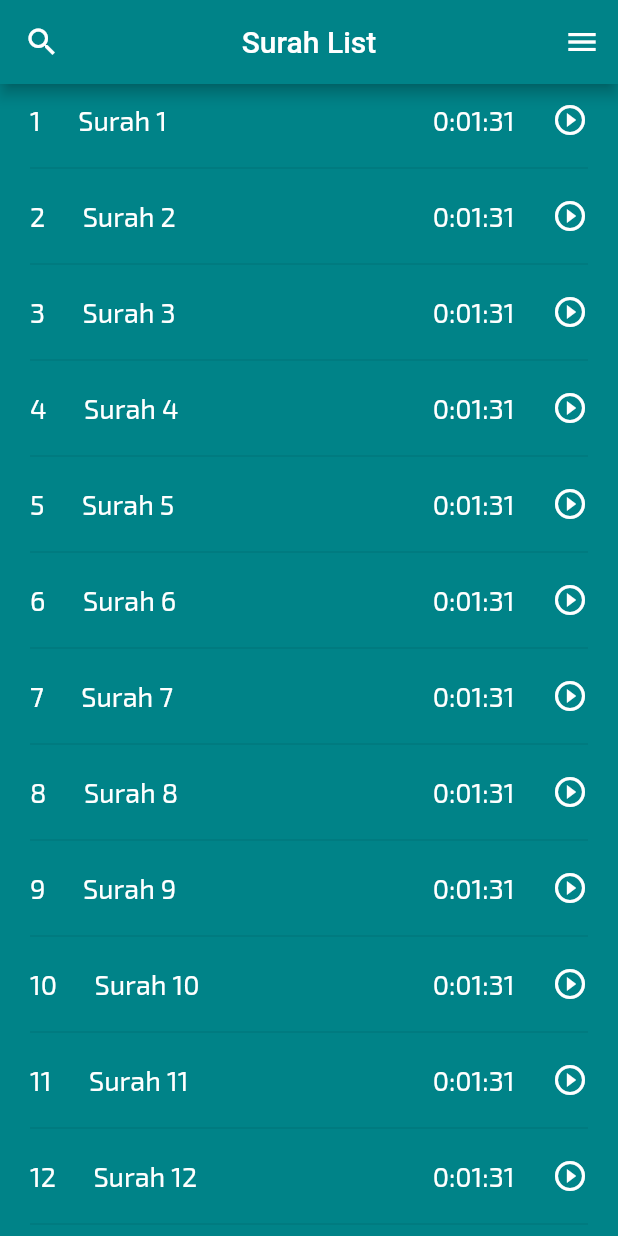
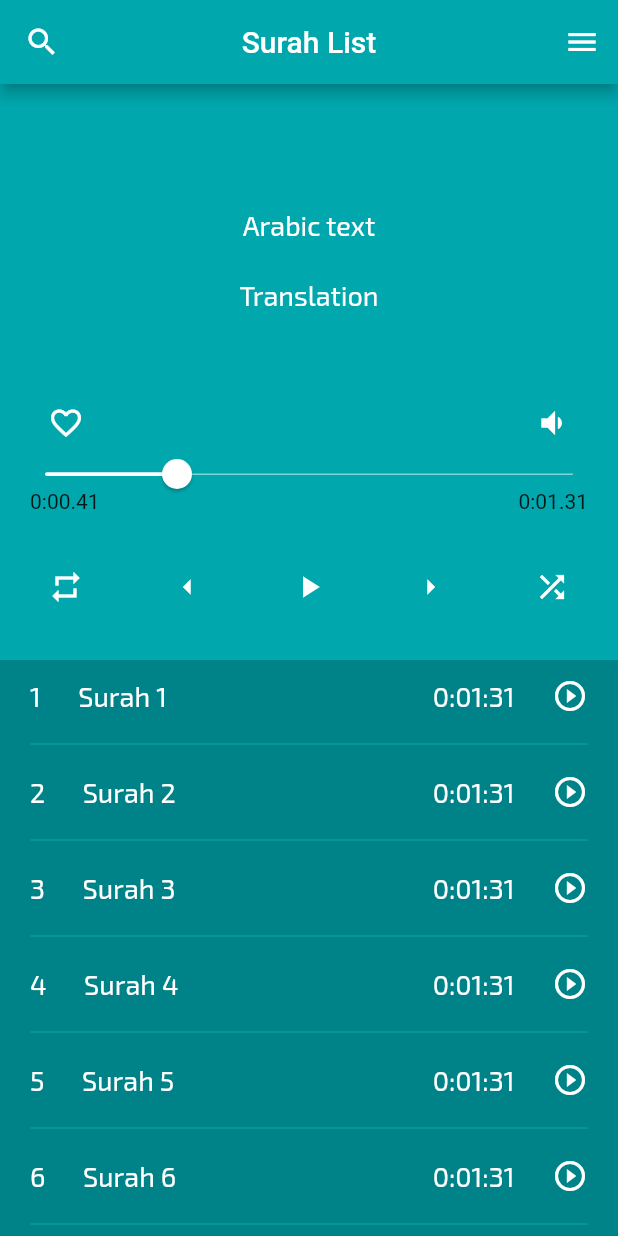
Before and after one commit to monirhelalee/Rakhsaani, a Flutter app: the SurahListScreen screen opened directly, on a phone screen of 412 x 824 dp. Run offline on Flutter 3.47's test engine with Material 2 defaults, Android fonts, the phone set to English and light mode, and no system bars; our stand-ins replace google_fonts, logger.

Commit message:
audio player initial design

```diff
--- a/lib/core/utils/colors.dart
+++ b/lib/core/utils/colors.dart
@@ -1,6 +1,7 @@
 import 'package:flutter/material.dart';
 
-const primaryColor = Color(0xff008388);
+const primaryColor = Color(0xff00A8AE);
+const kScaffoldBgColor = Color(0xff008388);
 const lightGreyColor = Color(0x0ff55555);
 const primaryBlackColor = Color(0xff1c1e1f);
 const greyColor = Color(0xff808080);
@@ -10,7 +11,7 @@ const yellowColor = Color(0xffFFF509);
 const whiteColor = Colors.white;
 const blackColor = Colors.black;
 const MaterialColor primarySwatchColor = MaterialColor(
-  0xff008388,
+  0xff00A8AE,
   <int, Color>{
     50: primaryColor,
     100: primaryColor,
--- a/lib/features/surah_list/view/surah_list_screen.dart
+++ b/lib/features/surah_list/view/surah_list_screen.dart
@@ -1,17 +1,20 @@
 import 'package:flutter/material.dart';
+import 'package:provider/provider.dart';
 import '../../../core/utils/utils_exports.dart';
+import '../view_model/surah_list_view_model.dart';
 import 'widgets/menu.dart';
+import 'widgets/player_section.dart';
 import 'widgets/search_surah.dart';
-import 'widgets/separator.dart';
-import 'widgets/surah_tile.dart';
+import 'widgets/surah_list_view.dart';
 
 class SurahListScreen extends StatelessWidget {
   const SurahListScreen({super.key});
 
   @override
   Widget build(BuildContext context) {
+    final vm = context.watch<SurahListViewModel>();
     return Scaffold(
-    backgroundColor: primaryColor,
+      backgroundColor: kScaffoldBgColor,
       appBar: AppBar(
         centerTitle: true,
         title: const Text('Surah List'),
@@ -21,17 +24,16 @@ class SurahListScreen extends StatelessWidget {
           Menu(),
         ],
       ),
-      body: ListView.separated(
-        itemCount: 114,
-        itemBuilder: (context, index) {
-          return SurahTile(
-            index: index,
-          );
-        },
-        separatorBuilder: (context, index) {
-          return const Separator();
-        },
-      ),
+      body: vm.isPlayerExpanded
+          ? Column(
+              children: const [
+                Expanded(
+                  child: PlayerSection(),
+                ),
+                Expanded(child: SurahListView()),
+              ],
+            )
+          : const SurahListView(),
     );
   }
 }
--- /dev/null
+++ b/lib/features/surah_list/view/widgets/player_section.dart
@@ -0,0 +1,124 @@
+import 'package:flutter/material.dart';
+
+import '../../../../core/utils/colors.dart';
+import '../../../../core/utils/styles.dart';
+
+class PlayerSection extends StatelessWidget {
+  const PlayerSection({
+    Key? key,
+  }) : super(key: key);
+
+  @override
+  Widget build(BuildContext context) {
+    return Container(
+      padding: const EdgeInsets.symmetric(horizontal: 20),
+      width: double.infinity,
+      decoration: const BoxDecoration(
+        color: primaryColor,
+      ),
+      child: Column(
+        mainAxisAlignment: MainAxisAlignment.end,
+        children: [
+          Text(
+            'Arabic text',
+            style: AppTextStyles.kTileTitle,
+          ),
+          const SizedBox(
+            height: 25,
+          ),
+          Text(
+            'Translation',
+            style: AppTextStyles.kTileTitle,
+          ),
+          const SizedBox(
+            height: 50,
+          ),
+          Row(
+            mainAxisAlignment: MainAxisAlignment.spaceBetween,
+            children: [
+              IconButton(
+                onPressed: () {},
+                icon: const Icon(
+                  Icons.favorite_border,
+                  color: Colors.white,
+                ),
+              ),
+              IconButton(
+                onPressed: () {},
+                icon: const Icon(
+                  Icons.volume_down,
+                  color: Colors.white,
+                ),
+              ),
+            ],
+          ),
+          SliderTheme(
+            data: SliderThemeData(
+                trackHeight: .5, overlayShape: SliderComponentShape.noOverlay),
+            child: Slider(
+              activeColor: Colors.white,
+              inactiveColor: Colors.white,
+              min: 0,
+              max: 100,
+              onChanged: (double value) {},
+              value: 25,
+            ),
+          ),
+          Row(
+            mainAxisAlignment: MainAxisAlignment.spaceBetween,
+            children: const [
+              Text('0:00.41'),
+              Text('0:01.31'),
+            ],
+          ),
+          const SizedBox(
+            height: 25,
+          ),
+          Row(
+            mainAxisAlignment: MainAxisAlignment.spaceBetween,
+            children: [
+              IconButton(
+                onPressed: () {},
+                icon: const Icon(
+                  Icons.repeat,
+                  color: Colors.white,
+                ),
+              ),
+              IconButton(
+                onPressed: () {},
+                icon: const Icon(
+                  Icons.arrow_left,
+                  color: Colors.white,
+                ),
+              ),
+              IconButton(
+                onPressed: () {},
+                icon: const Icon(
+                  Icons.play_arrow,
+                  color: Colors.white,
+                ),
+              ),
+              IconButton(
+                onPressed: () {},
+                icon: const Icon(
+                  Icons.arrow_right,
+                  color: Colors.white,
+                ),
+              ),
+              IconButton(
+                onPressed: () {},
+                icon: const Icon(
+                  Icons.shuffle,
+                  color: Colors.white,
+                ),
+              ),
+            ],
+          ),
+          const SizedBox(
+            height: 25,
+          ),
+        ],
+      ),
+    );
+  }
+}
--- a/lib/features/surah_list/view/widgets/separator.dart
+++ b/lib/features/surah_list/view/widgets/separator.dart
@@ -1,4 +1,5 @@
 import 'package:flutter/material.dart';
+import '../../../../core/utils/colors.dart';
 
 class Separator extends StatelessWidget {
   const Separator({
@@ -9,7 +10,7 @@ class Separator extends StatelessWidget {
   Widget build(BuildContext context) {
     return const Padding(
       padding: EdgeInsets.symmetric(horizontal: 20.0),
-      child: Divider(),
+      child: Divider(color: primaryColor,),
     );
   }
 }
--- /dev/null
+++ b/lib/features/surah_list/view/widgets/surah_list_view.dart
@@ -0,0 +1,24 @@
+import 'package:flutter/material.dart';
+import 'separator.dart';
+import 'surah_tile.dart';
+
+class SurahListView extends StatelessWidget {
+  const SurahListView({
+    Key? key,
+  }) : super(key: key);
+
+  @override
+  Widget build(BuildContext context) {
+    return ListView.separated(
+      itemCount: 114,
+      itemBuilder: (context, index) {
+        return SurahTile(
+          index: index,
+        );
+      },
+      separatorBuilder: (context, index) {
+        return const Separator();
+      },
+    );
+  }
+}
--- a/lib/features/surah_list/view/widgets/surah_tile.dart
+++ b/lib/features/surah_list/view/widgets/surah_tile.dart
@@ -1,5 +1,8 @@
 import 'package:flutter/material.dart';
+import 'package:provider/provider.dart';
 import 'package:rakhsaani/core/utils/styles.dart';
+
+import '../../view_model/surah_list_view_model.dart';
 
 class SurahTile extends StatelessWidget {
   const SurahTile({
@@ -10,7 +13,11 @@ class SurahTile extends StatelessWidget {
 
   @override
   Widget build(BuildContext context) {
-    return Container(
+    return GestureDetector(
+      onTap: (){
+        context.read<SurahListViewModel>().playSurah();
+      },
+      child: Container(
         padding: const EdgeInsets.symmetric(vertical: 12, horizontal: 20),
         child: Row(
           children: [
@@ -35,6 +42,7 @@ class SurahTile extends StatelessWidget {
             ),
           ],
         ),
+      ),
     );
   }
 }
--- /dev/null
+++ b/lib/features/surah_list/view_model/surah_list_view_model.dart
@@ -0,0 +1,10 @@
+import 'package:flutter/cupertino.dart';
+
+class SurahListViewModel with ChangeNotifier{
+  bool isPlayerExpanded = true;
+
+  void playSurah(){
+    isPlayerExpanded = true;
+    notifyListeners();
+  }
+}
--- a/lib/main.dart
+++ b/lib/main.dart
@@ -1,13 +1,19 @@
 import 'package:flutter/material.dart';
 import 'package:flutter/services.dart';
 import 'package:provider/provider.dart';
-import 'package:rakhsaani/core/utils/colors.dart';
-import 'package:rakhsaani/features/language/view/language_select_screen.dart';
-import 'package:rakhsaani/features/language/view_model/language_view_model.dart';
+import 'core/utils/colors.dart';
+import 'features/language/view/language_select_screen.dart';
+import 'features/language/view_model/language_view_model.dart';
+import 'features/surah_list/view_model/surah_list_view_model.dart';
 
 void main() {
   WidgetsFlutterBinding.ensureInitialized();
+  // Orientation
   SystemChrome.setPreferredOrientations([DeviceOrientation.portraitUp]);
+  // Transparent Status Bar
+  SystemChrome.setSystemUIOverlayStyle(const SystemUiOverlayStyle(
+    statusBarColor: Colors.transparent,
+  ));
   runApp(const MyApp());
 }
 
@@ -20,6 +26,9 @@ class MyApp extends StatelessWidget {
       providers: [
         ChangeNotifierProvider<LanguageViewModel>(
           create: (context) => LanguageViewModel(),
+        ),
+         ChangeNotifierProvider<SurahListViewModel>(
+          create: (context) => SurahListViewModel(),
         ),
       ],
       child: MaterialApp(
```
Lines whose indentation alone changed are shown as unchanged.
